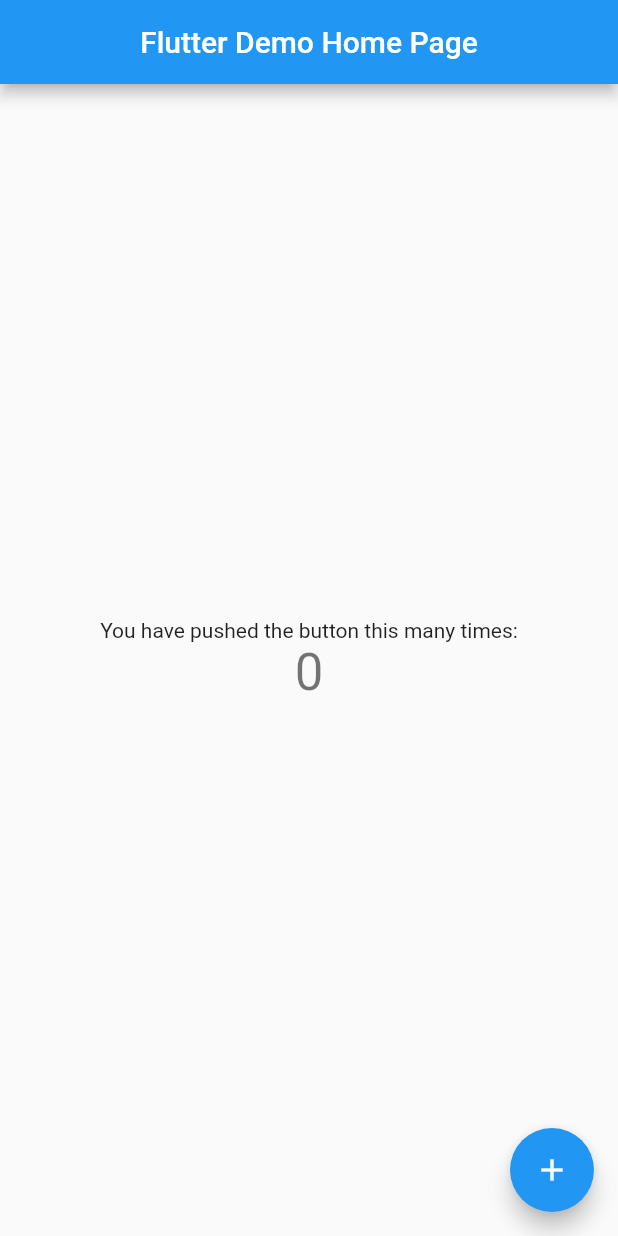
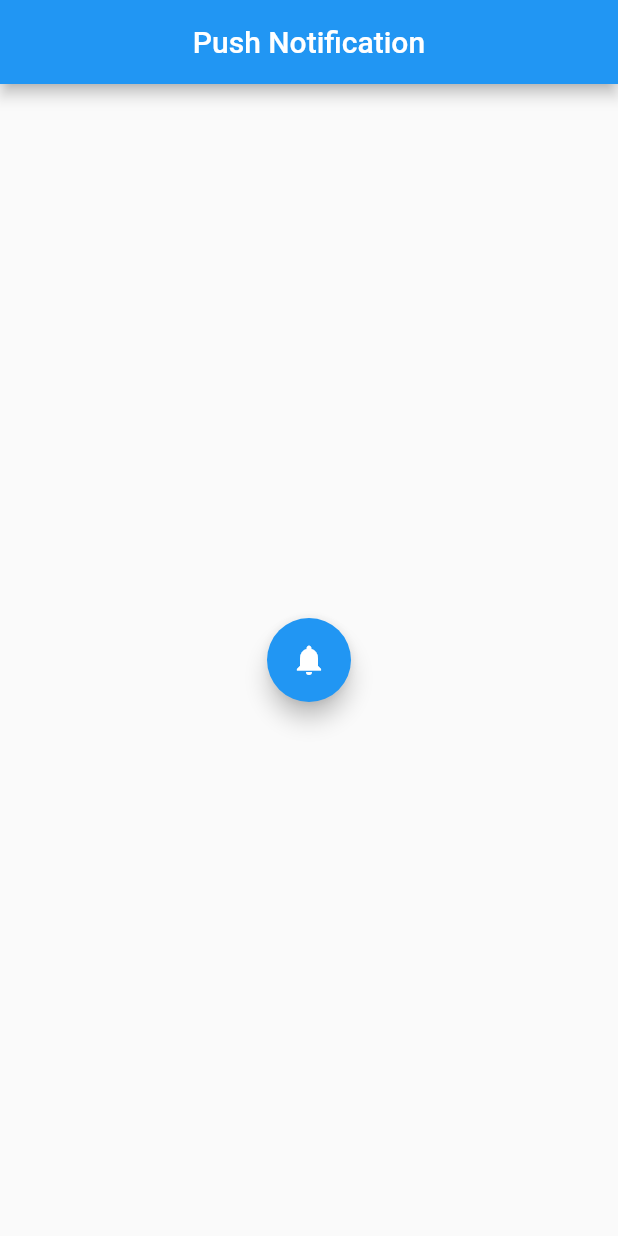
Before and after one commit to VaunshikaG/notifications, a Flutter app: the screen it shows after launch, on a phone screen of 412 x 824 dp. Run offline on Flutter 3.47's test engine with Material 2 defaults, Android fonts, the phone set to English and light mode, and no system bars; our stand-ins replace firebase_core, firebase_messaging, flutter_local_notifications, rxdart; accounts and stored records are empty.

Commit message:
notify commit - 24/03/222

```diff
--- a/lib/main.dart
+++ b/lib/main.dart
@@ -1,9 +1,10 @@
 import 'package:firebase_core/firebase_core.dart';
 import 'package:firebase_messaging/firebase_messaging.dart';
+import 'package:firebase_notify/notify.dart';
 import 'package:flutter/material.dart';
 import 'package:flutter_local_notifications/flutter_local_notifications.dart';
 
-//  for android notifications
+/*//  for android notifications
 const AndroidNotificationChannel channel = AndroidNotificationChannel(
   'high_importance_channel', // id
   'High Importance Notification', //  title
@@ -23,9 +24,9 @@ Future<void> _firebaseMessagingBackgroundHandle(
     RemoteMessage remoteMessage) async {
   await Firebase.initializeApp();
   print('a big msg ${remoteMessage.messageId}');
-}
+}*/
 
-void main() async {
+/*void main() async {
   WidgetsFlutterBinding.ensureInitialized();
   await Firebase.initializeApp();
 
@@ -49,6 +50,10 @@ void main() async {
   );
 
   runApp(const MyApp());
+}*/
+
+void main() {
+  runApp(const MyApp());
 }
 
 class MyApp extends StatelessWidget {
@@ -58,17 +63,19 @@ class MyApp extends StatelessWidget {
   @override
   Widget build(BuildContext context) {
     return MaterialApp(
+      debugShowCheckedModeBanner: false,
       title: 'Firebase Notifications',
       theme: ThemeData(
         primarySwatch: Colors.blue,
       ),
-      home: const MyHomePage(title: 'Flutter Demo Home Page'),
+      // home: const MyHomePage(title: 'Flutter Demo Home Page'),
+      home: Notify(),
     );
   }
 
 }
 
-class MyHomePage extends StatefulWidget {
+/*class MyHomePage extends StatefulWidget {
   const MyHomePage({Key? key, required this.title}) : super(key: key);
   final String title;
   @override
@@ -180,4 +187,4 @@ class _MyHomePageState extends State<MyHomePage> {
       ),
     );
   }
-}
+}*/
--- /dev/null
+++ b/lib/notify.dart
@@ -0,0 +1,125 @@
+import 'package:flutter/material.dart';
+import 'package:flutter_local_notifications/flutter_local_notifications.dart';
+import 'package:rxdart/rxdart.dart';
+
+class Notify extends StatefulWidget {
+  @override
+  State<Notify> createState() => _NotifyState();
+}
+
+class _NotifyState extends State<Notify> {
+
+  @override
+  void initState() {
+    super.initState();
+    NotificationApi.init();
+    listenNotifications();
+  }
+
+  void listenNotifications() => NotificationApi.onNotifications.stream.listen(onClickedNotification);
+
+  void onClickedNotification(String? payload) =>
+      Navigator.of(context).push(MaterialPageRoute(builder: (context) => SecPage(payload: payload),
+      ));
+
+  @override
+  Widget build(BuildContext context) {
+    return Scaffold(
+      appBar: AppBar(
+        title: Text('Push Notification'),
+        centerTitle: true,
+      ),
+      body: Center(
+        child: FloatingActionButton(
+          child: Icon(Icons.notifications),
+          tooltip: 'Notify me',
+          onPressed: () => NotificationApi.showNotification(
+            title: 'Firebase Notifications',
+            body: 'Hey! New Update is available',
+            payload: 'com.firebase_notify',
+          ),
+        ),
+      ),
+    );
+  }
+}
+
+class SecPage extends StatefulWidget {
+  const SecPage({
+    Key? key,
+    required payload,
+  }) : super(key: key);
+
+  @override
+  State<StatefulWidget> createState() => _SecPageState();
+}
+
+class _SecPageState extends State<SecPage> {
+  late final String? payload;
+  @override
+  Widget build(BuildContext context) {
+    return Scaffold(
+      appBar: AppBar(
+        centerTitle: true,
+        title: Text('Sec Page'),
+        automaticallyImplyLeading: true,
+      ),
+      body: Center(
+        child: Text(
+          payload ?? ' \n Heyyy! NO Notify Data',
+          style: TextStyle(
+            fontSize: 20,
+            color: Colors.lightBlueAccent,
+          ),
+        ),
+      ),
+    );
+  }
+}
+
+class NotificationApi {
+  static final _notification = FlutterLocalNotificationsPlugin();
+  static final onNotifications = BehaviorSubject<String>();
+
+  static Future showNotification({
+    int id = 0,
+    String? title,
+    String? body,
+    String? payload,
+  }) async => _notification.show(
+      id,
+      title,
+      body,
+      await _notificationDetails(),
+      payload: payload,
+  );
+
+  static Future _notificationDetails() async {
+    return NotificationDetails(
+      android: AndroidNotificationDetails(
+        'channel id',
+        'channel name',
+        channelDescription: 'channel description',
+        importance: Importance.high,
+        enableVibration: true,
+        enableLights: true,
+      ),
+      iOS: IOSNotificationDetails(),
+    );
+  }
+
+  static Future init({bool initScheduled = false}) async {
+    final andoid = AndroidInitializationSettings('@mipmap/ic_launcher');
+    final iOS = IOSInitializationSettings();
+    final settings = InitializationSettings(
+      android: andoid,
+      iOS: iOS,
+    );
+    await _notification.initialize(
+      settings,
+      onSelectNotification: ((payload) async {
+        onNotifications.add(payload!);
+      }),
+    );
+  }
+}
--- a/pubspec.yaml
+++ b/pubspec.yaml
@@ -13,6 +13,7 @@ dependencies:
   firebase_core: ^1.13.1
   firebase_messaging: ^11.2.11
   flutter_local_notifications: ^9.4.0
+  rxdart: ^0.27.3
 
   cloud_firestore: any
 
```
Also changed, not shown: pubspec.lock.
